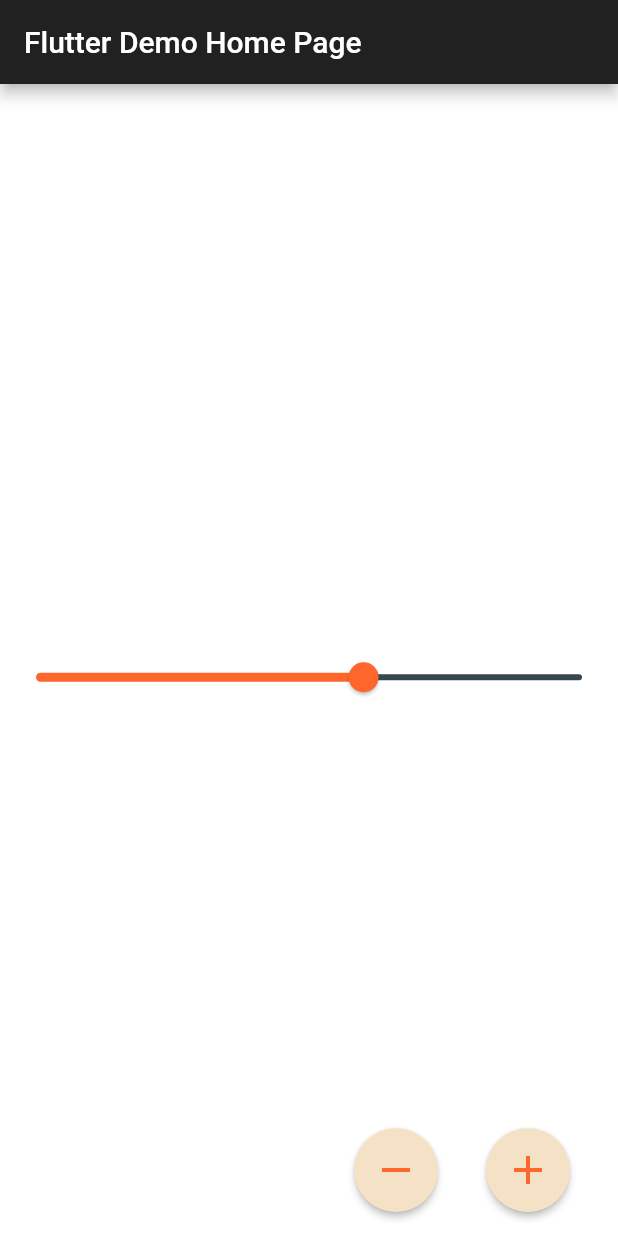
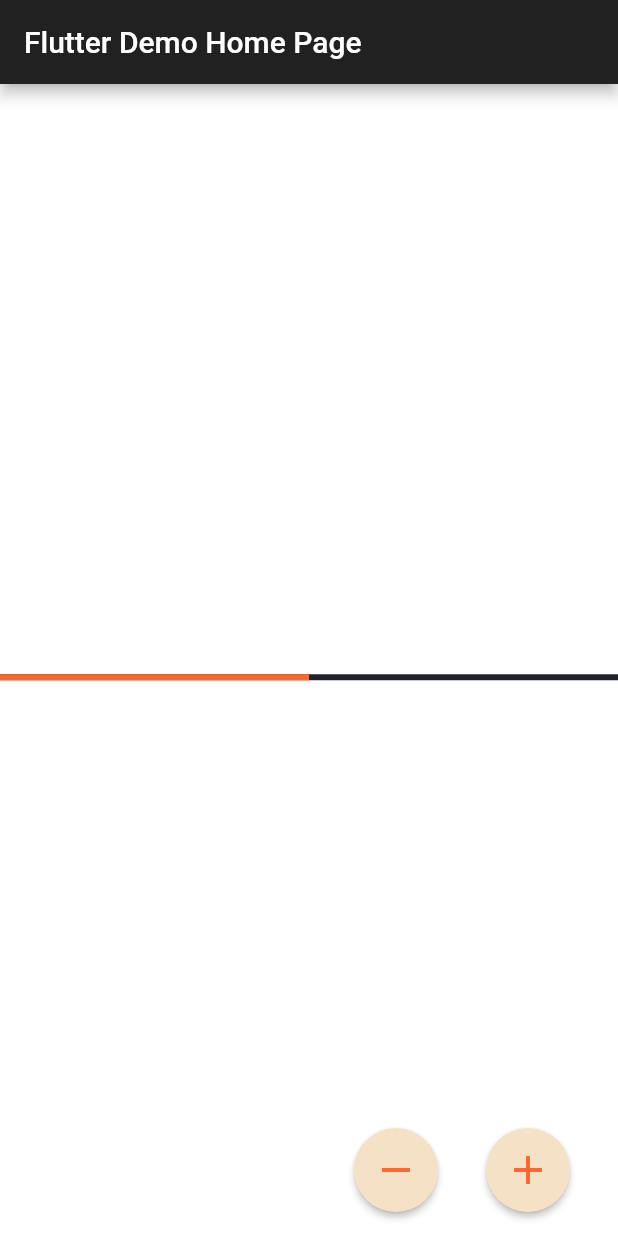
Before and after one commit to javiermrz/flutter_state_management, a Flutter app: the screen it shows after launch, on a phone screen of 412 x 824 dp. Run offline on Flutter 3.47's test engine with Material 2 defaults, Android fonts, the phone set to English and light mode, and no system bars.

Commit message:
Slider cambiado a progress bar. Archivo de styles corregido

```diff
--- a/lib/main.dart
+++ b/lib/main.dart
@@ -1,6 +1,7 @@
 import 'package:flutter/material.dart';
+import 'package:flutter_state_management/src/style.dart';
 import 'package:flutter_state_management/src/widgets/my_button.dart';
-import 'package:flutter_state_management/src/widgets/my_slider.dart';
+import 'package:flutter_state_management/src/widgets/my_progress_bar.dart';
 
 void main() => runApp(MyApp());
 
@@ -10,11 +11,11 @@ class MyApp extends StatelessWidget {
     return MaterialApp(
       title: 'Flutter State Management Demo',
       theme: ThemeData(
-          brightness: Brightness.dark,
-          primarySwatch: Colors.orange,
-          canvasColor: Colors.transparent
-          //primarySwatch: Colors.blue,
-          ),
+        accentColor: appAccentColor,
+        brightness: Brightness.dark,
+        primarySwatch: Colors.orange,
+        canvasColor: Colors.transparent,
+      ),
       home: MyHomePage(title: 'Flutter Demo Home Page'),
     );
   }
@@ -45,7 +46,9 @@ class _MyHomePageState extends State<MyHomePage> {
                 fontSize: 20,
               ),
             ),
-            MySlider()
+            MyProgressBar(
+              value: 0.5,
+            )
           ],
         ),
       ),
@@ -54,21 +57,21 @@ class _MyHomePageState extends State<MyHomePage> {
         children: <Widget>[
           MyButton(
             icon: Icons.remove,
-            onPressed: _increaseSliderValue,
+            onPressed: _decreaseProgressBarValue,
           ),
           MyButton(
             icon: Icons.add,
-            onPressed: _increaseSliderValue,
+            onPressed: _increaseProgressBarValue,
           ),
         ],
       ),
     );
   }
 
-  _increaseSliderValue() {
+  _increaseProgressBarValue() {
     //Some logic here
   }
-  _decreaseSliderValue() {
+  _decreaseProgressBarValue() {
     //Some logic here
   }
 }
--- a/lib/src/widgets/my_button.dart
+++ b/lib/src/widgets/my_button.dart
@@ -22,7 +22,7 @@ class _MyButtonState extends State<MyButton> {
         shape: CircleBorder(),
         onPressed: _onPressed,
         splashColor: appAccentColor,
-        color: appSecondaryContrastColor,
+        color: appPrimaryColor,
         child: Icon(
           widget.icon,
           size: 32,
--- /dev/null
+++ b/lib/src/widgets/my_progress_bar.dart
@@ -0,0 +1,15 @@
+import 'package:flutter/material.dart';
+import 'package:flutter_state_management/src/style.dart';
+
+class MyProgressBar extends StatelessWidget {
+  final double value;
+  MyProgressBar({@required this.value});
+  @override
+  Widget build(BuildContext context) {
+    return LinearProgressIndicator(
+      backgroundColor: appSecondaryColor,
+      valueColor: AlwaysStoppedAnimation(appAccentColor),
+      value: value,
+    );
+  }
+}
--- a/lib/src/widgets/my_slider.dart
+++ /dev/null
@@ -1,30 +0,0 @@
-import 'package:flutter/material.dart';
-import 'package:flutter_state_management/src/style.dart';
-
-class MySlider extends StatefulWidget {
-  MySlider();
-
-  @override
-  _MySliderState createState() => _MySliderState();
-}
-
-class _MySliderState extends State<MySlider> {
-  double _value = 0.6;
-
-  @override
-  Widget build(BuildContext context) {
-    Color primaryColor = appAccentColor;
-    return Slider(
-      activeColor: primaryColor,
-      inactiveColor: Colors.blueGrey[800],
-      value: _value,
-      onChanged: (value) => _handleOnChange(value),
-    );
-  }
-
-  _handleOnChange(value) {
-    setState(() {
-      _value = value;
-    });
-  }
-}
```
Also changed, not shown: lib/src/style.dart (+2 -19 lines).
